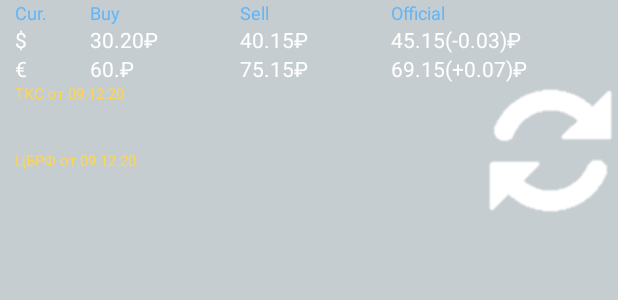
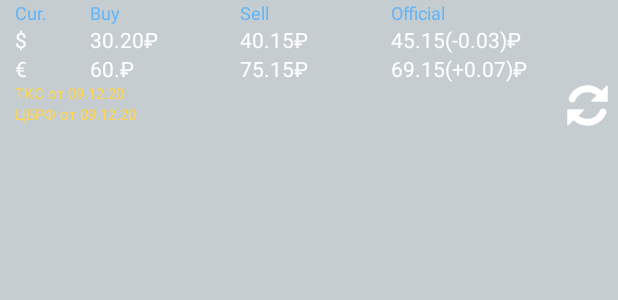
Before and after one commit to SVadimko/CurForecKotlin, an Android app: the layout main_widget.xml on its own in the app's theme, with its tools: preview values and no code run, on a phone screen of 412 x 824 dp. Shown: the top 300 px of the screen. Run offline under Robolectric (Android 15) with nearby library versions, the phone set to English and light mode, and no system bars.

Commit message:
widget size correction

```diff
--- a/app/build.gradle
+++ b/app/build.gradle
@@ -11,8 +11,8 @@ android {
         applicationId "com.vadimko.curforeckotlin"
         minSdkVersion 23
         targetSdkVersion 30
-        versionCode 2
-        versionName "1.1"
+        versionCode 3
+        versionName "1.2"
 
         testInstrumentationRunner "androidx.test.runner.AndroidJUnitRunner"
     }
--- a/app/src/main/java/com/vadimko/curforeckotlin/ui/now/NowViewModel.kt
+++ b/app/src/main/java/com/vadimko/curforeckotlin/ui/now/NowViewModel.kt
@@ -3,12 +3,10 @@ package com.vadimko.curforeckotlin.ui.now
 import android.app.Application
 import android.graphics.Rect
 import android.widget.FrameLayout
-import android.widget.Toast
 import androidx.lifecycle.AndroidViewModel
 import androidx.lifecycle.MutableLiveData
 import androidx.preference.PreferenceManager
 import com.vadimko.curforeckotlin.CoinsAnimator
-import com.vadimko.curforeckotlin.R
 import com.vadimko.curforeckotlin.cbjsonapi.CBJsonRepository
 import com.vadimko.curforeckotlin.cbjsonapi.CurrencyCBjs
 import com.vadimko.curforeckotlin.tcsapi.CurrencyTCS
--- a/app/src/main/res/layout/main_widget.xml
+++ b/app/src/main/res/layout/main_widget.xml
@@ -1,15 +1,12 @@
-<RelativeLayout xmlns:android="http://schemas.android.com/apk/res/android"
+<LinearLayout xmlns:android="http://schemas.android.com/apk/res/android"
         android:theme="@style/ThemeOverlay.CurForecKotlin.AppWidgetContainer"
         android:background="@color/colorWidgetBack"
-        android:forceDarkAllowed="false"
         android:layout_width="match_parent"
         android:id="@+id/startAPP"
+        android:orientation="vertical"
         android:layout_height="match_parent"
         android:padding="0dp">
-<LinearLayout
-        android:layout_width="match_parent"
-        android:layout_height="match_parent"
-    android:orientation="vertical">
+
     <LinearLayout
             android:layout_width="match_parent"
             android:layout_height="wrap_content"
@@ -23,6 +20,7 @@
                 android:textColor="@color/colorTRYnorm"
                 android:layout_height="wrap_content"
                 android:text="@string/curr" />
+
         <TextView
                 android:layout_width="0dp"
                 android:layout_weight="2"
@@ -30,6 +28,7 @@
                 android:textColor="@color/colorTRYnorm"
                 android:layout_height="wrap_content"
                 android:text="@string/buy" />
+
         <TextView
                 android:layout_width="0dp"
                 android:layout_weight="2"
@@ -37,6 +36,7 @@
                 android:textColor="@color/colorTRYnorm"
                 android:layout_height="wrap_content"
                 android:text="@string/sell" />
+
         <TextView
                 android:layout_width="0dp"
                 android:layout_weight="3"
@@ -45,6 +45,7 @@
                 android:layout_height="wrap_content"
                 android:text="@string/cbrf" />
     </LinearLayout>
+
     <LinearLayout
             android:layout_width="match_parent"
             android:layout_height="wrap_content"
@@ -57,6 +58,7 @@
                 android:layout_marginStart="10dp"
                 android:layout_height="wrap_content"
                 android:text="$" />
+
         <TextView
                 android:layout_width="0dp"
                 android:layout_weight="2"
@@ -64,6 +66,7 @@
                 android:textColor="@color/colorWhite"
                 android:layout_height="wrap_content"
                 android:text="30.20₽" />
+
         <TextView
                 android:layout_width="0dp"
                 android:layout_weight="2"
@@ -71,6 +74,7 @@
                 android:textColor="@color/colorWhite"
                 android:layout_height="wrap_content"
                 android:text="40.15₽" />
+
         <TextView
                 android:layout_width="0dp"
                 android:layout_weight="3"
@@ -79,6 +83,7 @@
                 android:layout_height="wrap_content"
                 android:text="45.15(-0.03)₽" />
     </LinearLayout>
+
     <LinearLayout
             android:layout_width="match_parent"
             android:layout_height="wrap_content"
@@ -91,6 +96,7 @@
                 android:layout_marginStart="10dp"
                 android:layout_height="wrap_content"
                 android:text="€" />
+
         <TextView
                 android:layout_width="0dp"
                 android:layout_weight="2"
@@ -98,6 +104,7 @@
                 android:textColor="@color/colorWhite"
                 android:layout_height="wrap_content"
                 android:text="60.₽" />
+
         <TextView
                 android:layout_width="0dp"
                 android:layout_weight="2"
@@ -105,6 +112,7 @@
                 android:textColor="@color/colorWhite"
                 android:layout_height="wrap_content"
                 android:text="75.15₽" />
+
         <TextView
                 android:layout_width="0dp"
                 android:layout_weight="3"
@@ -113,41 +121,44 @@
                 android:layout_height="wrap_content"
                 android:text="69.15(+0.07)₽" />
     </LinearLayout>
+
     <LinearLayout
 
             android:layout_width="match_parent"
             android:layout_height="wrap_content"
             android:orientation="horizontal">
+
         <LinearLayout
                 android:layout_width="0dp"
                 android:layout_weight="1"
                 android:layout_height="match_parent"
                 android:orientation="vertical">
+
             <TextView
-                android:layout_width="wrap_content"
+                    android:layout_width="match_parent"
                     android:id="@+id/dt"
                     android:textColor="@color/MainTextColor"
                     android:layout_marginStart="10dp"
-                android:layout_height="0dp"
+                    android:layout_height="wrap_content"
                     android:textSize="10sp"
-                android:layout_weight="1"
                     android:text="ТКС от 09.12.20" />
+
             <TextView
-                android:layout_width="wrap_content"
+                    android:layout_width="match_parent"
                     android:id="@+id/dt2"
                     android:textColor="@color/MainTextColor"
                     android:layout_marginStart="10dp"
                     android:textSize="10sp"
-                android:layout_height="0dp"
-                android:layout_weight="1"
+                    android:layout_height="wrap_content"
                     android:text="ЦБРФ от 09.12.20" />
         </LinearLayout>
+
         <ImageView
-              android:layout_width="wrap_content"
-              android:layout_height="match_parent"
+                android:layout_marginEnd="5dp"
+                android:layout_width="30dp"
+                android:layout_height="30dp"
                 android:layout_gravity="end"
                 android:id="@+id/refresh_Widget"
-          android:src="@drawable/refresh"/>
+                android:src="@drawable/refresh" />
     </LinearLayout>
 </LinearLayout>
-</RelativeLayout>
--- a/app/src/main/res/xml/app_widget_info.xml
+++ b/app/src/main/res/xml/app_widget_info.xml
@@ -1,7 +1,7 @@
 <?xml version="1.0" encoding="utf-8"?>
 <appwidget-provider xmlns:android="http://schemas.android.com/apk/res/android"
-        android:minWidth="294dp"
-        android:minHeight="72dp"
+        android:minWidth="250dp"
+        android:minHeight="40dp"
         android:updatePeriodMillis="1800000"
         android:previewImage="@drawable/mainwidget"
         android:initialLayout="@layout/main_widget"
```
Also changed, not shown: 1 other file. Lines whose indentation alone changed are shown as unchanged.
